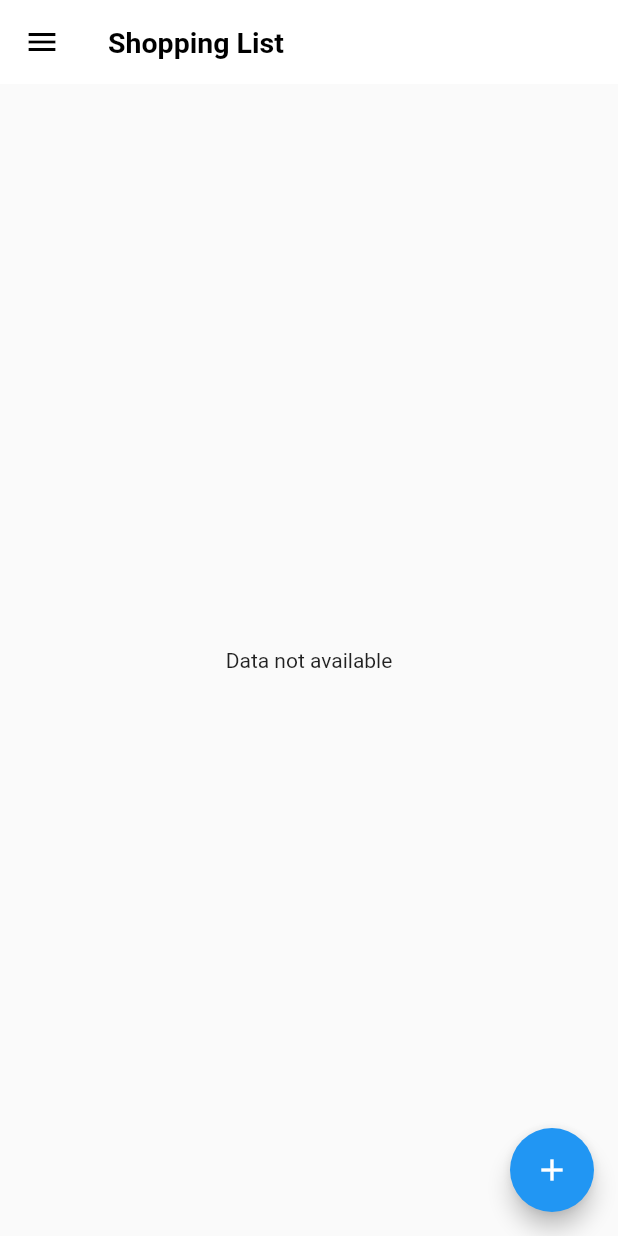
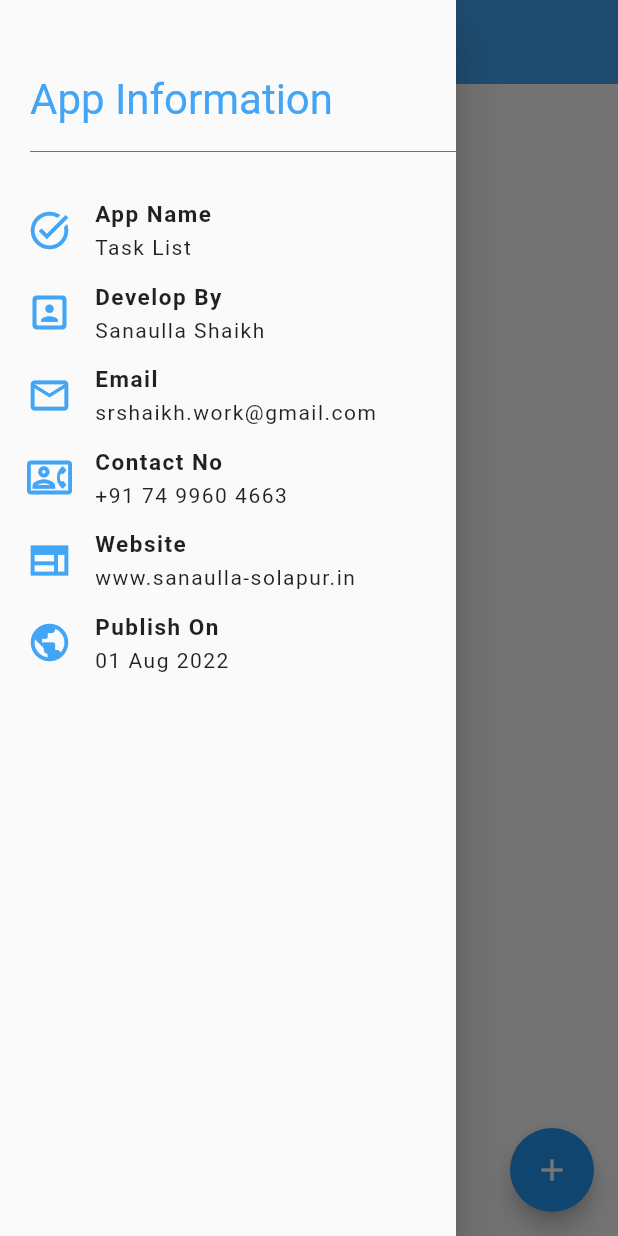
Before and after one commit to Sanaullh-Dev/shopping_list, a Flutter app: the screen it shows after launch, with the side drawer open (before the commit the screen has no drawer), on a phone screen of 412 x 824 dp. Run offline on Flutter 3.47's test engine with Material 2 defaults, Android fonts, the phone set to English and light mode, and no system bars; our stand-ins replace fluttertoast, percent_indicator, sqflite; missing offline and left inert: dart:ffi; accounts and stored records are empty.

Commit message:
App ready for 1st version

```diff
--- a/lib/database/dbhelper.dart
+++ b/lib/database/dbhelper.dart
@@ -224,8 +224,8 @@
     return await db!.rawQuery('SELECT * FROM $tableItemsMain;');
   }
 
-  Future<List<Map<String, dynamic>>> getItemsWithStatus(
-      int id, String status) async {
+  Future<List<Map<String, dynamic>>> getItemsWithStatus
+    (int id, String status) async {
     Database? db = await instance.database;
     var st = status == "completed" ? 1 : 0;
     return await db!.rawQuery(
@@ -237,4 +237,9 @@
     Database? db = await instance.database;
     return await db!.rawDelete('DELETE FROM $tableItemsMain WHERE $colItem = ? ', [itemName]);
   }
+
+  Future<int> deleteItemChecked(ShowList itemLi) async {
+    Database? db = await instance.database;
+    return await db!.rawDelete('DELETE FROM $tableItems WHERE $columnID = ? AND $colItem = ?',[itemLi.id, itemLi.List_Item]);
+  }
 }
--- a/lib/main.dart
+++ b/lib/main.dart
@@ -8,7 +8,7 @@
 class MyApp extends StatelessWidget {
   const MyApp({Key? key}) : super(key: key);
 
-  static const String _title = 'Shopping List';
+  static const String _title = 'List Check';
 
   @override
   Widget build(BuildContext context) {
--- a/lib/screens/home.dart
+++ b/lib/screens/home.dart
@@ -4,6 +4,7 @@
 import 'package:shopping_list/models/ListModel.dart';
 import 'package:shopping_list/screens/listAdd.dart';
 import 'package:shopping_list/screens/listShow.dart';
+import 'package:shopping_list/ui_elements/NavDrawer.dart';
 import 'package:shopping_list/ui_elements/Styles.dart';
 import 'package:intl/intl.dart';
 import 'package:shopping_list/ui_elements/components.dart';
@@ -28,12 +29,13 @@
   Widget build(BuildContext context) {
     return Scaffold(
       appBar: AppBar(
-        leading: Icon(Icons.menu, color: Colors.black),
+        // leading: Icon(Icons.menu, color: Colors.black),
         title: Text(widget.title, style: titleText()),
-        backgroundColor: Colors.white,
+        iconTheme: IconThemeData(color: Colors.black),
+        backgroundColor: Colors.blue[400],
         elevation: 0,
-
       ),
+      drawer: NaveDrawer(),
       body: Container(child: getLoad()),
       floatingActionButton: FloatingActionButton(
         tooltip: 'Increment',
--- a/lib/screens/listAdd.dart
+++ b/lib/screens/listAdd.dart
@@ -5,6 +5,7 @@
 import 'package:fluttertoast/fluttertoast.dart';
 import 'package:shopping_list/database/dbhelper.dart';
 import 'package:shopping_list/models/ListModel.dart';
+import 'package:shopping_list/ui_elements/NavDrawer.dart';
 import 'package:shopping_list/ui_elements/Styles.dart';
 import 'package:shopping_list/ui_elements/components.dart';
 
@@ -88,10 +89,12 @@
         return true;
       },
       child: Scaffold(
+
         appBar: AppBar(
           backgroundColor: Colors.white,
           leading: GestureDetector(
             onTap: () {
+              _insertItems();
               Navigator.pop(context);
             },
             child: Icon(Icons.arrow_back, color: Colors.black),
@@ -118,6 +121,7 @@
                 InputDecoration(hintText: "Add Item", border: InputBorder.none),
           ),
         ),
+        drawer: const NaveDrawer(),
         body: Listview(),
         floatingActionButton: FloatingActionButton(
           onPressed: () {
--- /dev/null
+++ b/lib/ui_elements/NavDrawer.dart
@@ -0,0 +1,80 @@
+import 'package:flutter/material.dart';
+import 'package:flutter/src/foundation/key.dart';
+import 'package:flutter/src/widgets/container.dart';
+import 'package:flutter/src/widgets/framework.dart';
+import 'package:shopping_list/ui_elements/Styles.dart';
+
+class NaveDrawer extends StatelessWidget {
+  const NaveDrawer({Key? key}) : super(key: key);
+
+  @override
+  Widget build(BuildContext context) {
+    return Drawer(
+      // backgroundColor: Colors.red,
+      child: SingleChildScrollView(
+        child: Column(
+          crossAxisAlignment: CrossAxisAlignment.stretch,
+          children: [buildHeader(context), buildMenuItems(context)],
+        ),
+      ),
+    );
+  }
+
+  buildHeader(BuildContext context) => Container(
+        // color: Colors.blue[300],
+        padding:
+            EdgeInsets.only(top: MediaQuery.of(context).padding.top, left: 20),
+        child: Column(
+          crossAxisAlignment: CrossAxisAlignment.start,
+          children: [
+            SizedBox(height: 50),
+            Text(
+              "App Information",
+              style: TextStyle(fontSize: 28, color: Colors.blue[400]),
+            ),
+            SizedBox(height: 10),
+            Divider(
+              color: Colors.black54,
+            ),
+            SizedBox(height: 15),
+          ],
+        ),
+      );
+
+  buildMenuItems(BuildContext context) => Container(
+        padding: EdgeInsets.only(left: 18, top: 10),
+        child: Wrap(
+          runSpacing: 16,
+          alignment: WrapAlignment.center,
+          children: [
+            NavItems("App Name", "Task List", Icons.task_alt),
+            NavItems("Develop By", "Sanaulla Shaikh", Icons.portrait_rounded),
+            NavItems("Email", "srshaikh.work@gmail.com" , Icons.email_outlined),
+            NavItems("Contact No", "+91 74 9960 4663" , Icons.contact_phone_outlined),
+            NavItems("Website", "www.sanaulla-solapur.in" , Icons.web_sharp),
+            NavItems("Publish On", "01 Aug 2022" , Icons.public_sharp),
+
+          ],
+        ),
+      );
+
+  NavItems(String title, String subtitle, IconData icons) {
+    return Row(
+      crossAxisAlignment: CrossAxisAlignment.center,
+      children: [
+        Icon(icons, size: 30,color: Colors.blue[400],),
+        SizedBox(width: 15),
+        Column(
+          crossAxisAlignment: CrossAxisAlignment.start,
+          children: [
+            Text(title, style: NavTitle()),
+            SizedBox(height: 5),
+            Text(subtitle,
+              style: NavSubTitle(),
+            )
+          ],
+        )
+      ],
+    );
+  }
+}
--- a/lib/ui_elements/Styles.dart
+++ b/lib/ui_elements/Styles.dart
@@ -67,3 +67,19 @@
       decoration:
           status == 0 ? TextDecoration.none : TextDecoration.lineThrough);
 }
+
+TextStyle NavTitle() {
+  return TextStyle(
+      fontSize: 15.0,
+      fontWeight: FontWeight.bold,
+      letterSpacing: 1
+      );
+}
+
+TextStyle NavSubTitle() {
+  return TextStyle(
+      fontSize: 14.0,
+      fontWeight: FontWeight.w400,
+      letterSpacing: 1
+      );
+}
```
Also changed, not shown: lib/models/ListModel.dart (+11 -0 lines), lib/screens/listShow.dart (+76 -49 lines), pubspec.yaml (+8 -0 lines), assets/app_icon.png (added), lib/ui_elements/components.dart (line endings or trailing spaces), pubspec.lock, 24 other files.
